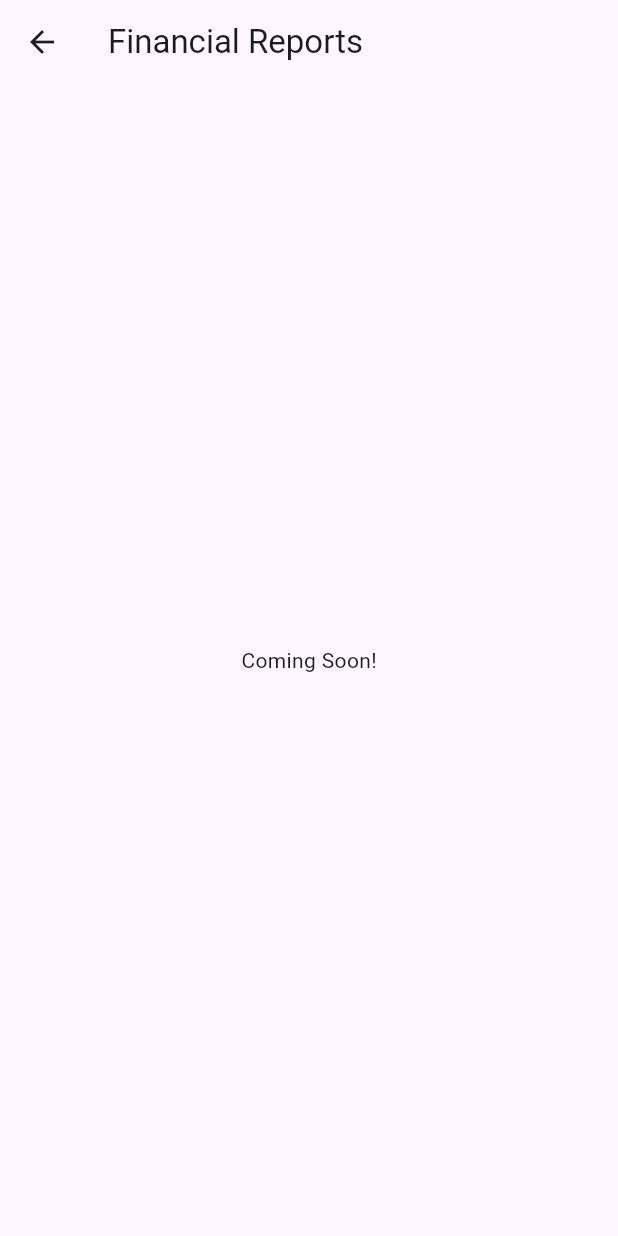
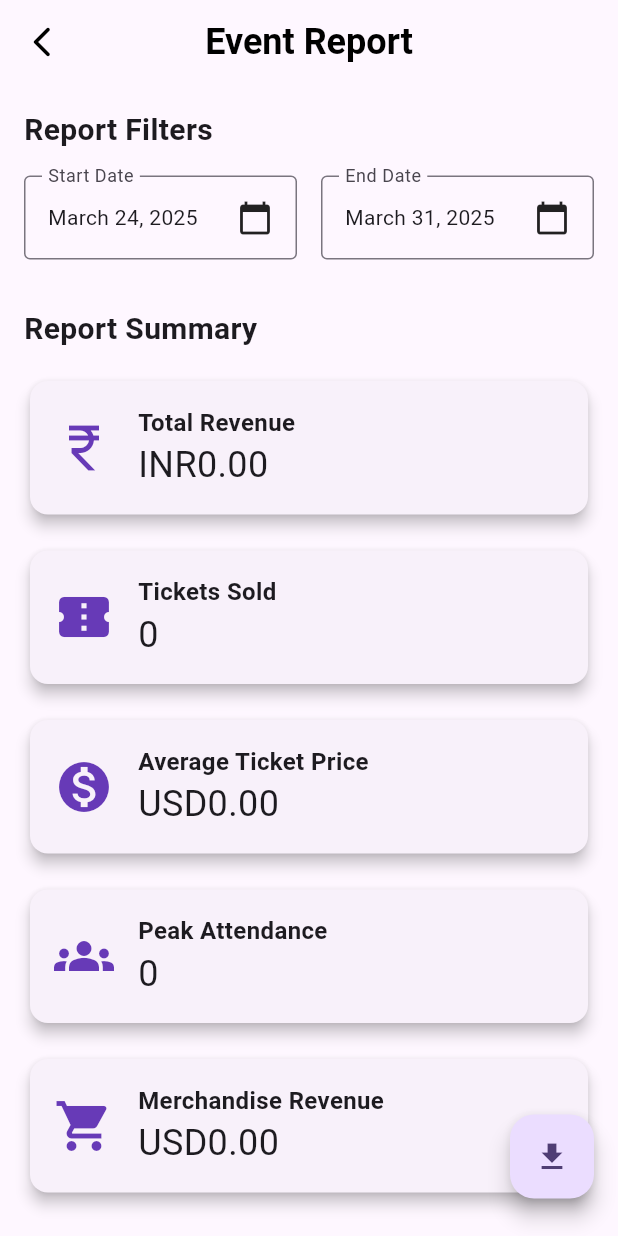
Before and after one commit to ameyjoshi0209/sound_stage, a Flutter app: the OrganizerDashboard screen opened directly, after a tap on "Financial Reports", on a phone screen of 412 x 824 dp. Run offline on Flutter 3.47's test engine with Material 3 defaults, Android fonts, the phone set to English and light mode, and no system bars; our stand-ins replace cloud_firestore, curved_navigation_bar, firebase_auth, firebase_core, image_picker, pretty_qr_code and 2 more; missing offline and left inert: flutter_stripe, mobile_scanner; accounts and stored records are empty; network calls fail.

Commit message:
Added report page general info for organizer

```diff
--- a/lib/admin/admin_dashboard.dart
+++ b/lib/admin/admin_dashboard.dart
@@ -316,7 +316,7 @@ class _AdminDashboardState extends State<AdminDashboard> {
               onPressed: () {
                 Navigator.of(context).pop(); // Close the dialog
               },
-              child: Text("Cancel"),
+              child: Text("Cancel", style: TextStyle(color: Colors.black)),
             ),
             TextButton(
               onPressed: () {
--- a/lib/admin/admin_event_approvals.dart
+++ b/lib/admin/admin_event_approvals.dart
@@ -65,7 +65,7 @@ class _AdminApproveEventsState extends State<AdminApproveEvents> {
     return Scaffold(
       appBar: AppBar(
         title: Text(
-          "My Bookings",
+          "Event Approvals",
           style: TextStyle(
             color: Colors.black,
             fontSize: 24,
--- a/lib/main.dart
+++ b/lib/main.dart
@@ -11,6 +11,7 @@ import 'package:sound_stage/organizer/org_dash.dart';
 import 'package:sound_stage/organizer/org_profile.dart';
 import 'package:sound_stage/organizer/org_signin.dart';
 import 'package:sound_stage/organizer/qr_scanner.dart';
+import 'package:sound_stage/organizer/report.dart';
 import 'package:sound_stage/organizer/ticket_data.dart';
 import 'package:sound_stage/organizer/upload_event.dart';
 import 'package:sound_stage/pages/bottomnav.dart';
@@ -57,7 +58,7 @@ class MyApp extends StatelessWidget {
         // tested with just a hot reload.
         colorScheme: ColorScheme.fromSeed(seedColor: Colors.deepPurple),
       ),
-      home: OrgSignIn(),
+      home: SignIn(),
       routes: {
         '/signup': (context) => const SignUp(),
         '/signin': (context) => const SignIn(),
--- a/lib/organizer/org_dash.dart
+++ b/lib/organizer/org_dash.dart
@@ -3,6 +3,7 @@ import 'package:flutter/material.dart';
 import 'package:flutter/services.dart';
 import 'package:sound_stage/organizer/org_profile.dart';
 import 'package:sound_stage/organizer/qr_scanner.dart';
+import 'package:sound_stage/organizer/report.dart';
 import 'package:sound_stage/organizer/upload_event.dart';
 import 'package:sound_stage/organizer/view_events.dart';
 import 'package:sound_stage/services/auth.dart';
@@ -323,6 +324,8 @@ class _OrganizerDashboardState extends State<OrganizerDashboard> {
                     return ViewEvents(manage: true);
                   case "Scan":
                     return QrScanner();
+                  case "Financial Reports":
+                    return ReportScreen(organizerId: id);
                   default:
                     return Scaffold(
                       appBar: AppBar(title: Text(title)),
--- /dev/null
+++ b/lib/organizer/report.dart
@@ -0,0 +1,320 @@
+import 'package:cloud_firestore/cloud_firestore.dart';
+import 'package:flutter/material.dart';
+import 'package:flutter/services.dart';
+import 'package:intl/intl.dart';
+import 'package:sound_stage/services/shared_pref.dart';
+
+class ReportData {
+  DateTime? _startDate;
+  DateTime? _endDate;
+  double _totalRevenue = 0.0;
+  int _ticketsSold = 0;
+  double _averageTicketPrice = 0.0;
+  int _peakAttendance = 0;
+  double _merchandiseRevenue = 0.0;
+  String? _organizerId;
+
+  ReportData(String? id) {
+    _startDate = DateTime.now().subtract(const Duration(days: 7));
+    _endDate = DateTime.now();
+    _organizerId = id;
+    _calculateReport();
+  }
+
+  DateTime? get startDate => _startDate;
+  DateTime? get endDate => _endDate;
+  double get totalRevenue => _totalRevenue;
+  int get ticketsSold => _ticketsSold;
+  double get averageTicketPrice => _averageTicketPrice;
+  int get peakAttendance => _peakAttendance;
+  double get merchandiseRevenue => _merchandiseRevenue;
+
+  set startDate(DateTime? value) {
+    _startDate = value;
+    _calculateReport();
+  }
+
+  set endDate(DateTime? value) {
+    _endDate = value;
+    _calculateReport();
+  }
+
+  // Simulate report calculation based on selected date range and concert
+  Future<void> _calculateReport() async {
+    final firestore = FirebaseFirestore.instance;
+    final ticketRef =
+        await firestore.collection('Tickets').where('EventDate').get();
+
+    // Reset the values to avoid accumulation of previous data
+    _totalRevenue = 0.0;
+    _ticketsSold = 0;
+    _merchandiseRevenue = 0.0;
+    _peakAttendance = 0;
+
+    if (ticketRef.docs.isNotEmpty) {
+      // Simulate fetching data from Firestore
+      for (var doc in ticketRef.docs) {
+        String eventDateStr = doc['EventDate'];
+        DateTime eventDate = DateFormat("dd-MM-yyyy").parse(eventDateStr);
+
+        if (eventDate.isAfter(_startDate!) && eventDate.isBefore(_endDate!)) {
+          print("Organizer ID,$_organizerId");
+          // Check if the event belongs to the organizer
+          if (doc['OrganizerId'] != _organizerId) {
+            continue; // Skip if the event does not belong to the organizer
+          }
+          // Accumulate revenue and merchandise revenue
+          _totalRevenue += double.tryParse(doc['EventPrice']) ?? 0.0;
+          _merchandiseRevenue += double.tryParse(doc['Total']) ?? 0.0;
+
+          // Increment total tickets sold
+          _ticketsSold += int.tryParse(doc['Number']) ?? 0;
+
+          // Update peak attendance (find the maximum tickets sold for a single event)
+          int eventAttendance = int.tryParse(doc['Number']) ?? 0;
+          _peakAttendance =
+              (_peakAttendance > eventAttendance)
+                  ? _peakAttendance
+                  : eventAttendance;
+        }
+      }
+
+      // Calculate average ticket price
+      _averageTicketPrice =
+          _ticketsSold > 0 ? _totalRevenue / _ticketsSold : 0.0;
+    }
+  }
+}
+
+class ReportScreen extends StatefulWidget {
+  // const ReportScreen({super.key});
+  final String? organizerId;
+  ReportScreen({this.organizerId});
+
+  @override
+  State<ReportScreen> createState() => _ReportScreenState();
+}
+
+class _ReportScreenState extends State<ReportScreen> {
+  late ReportData reportData;
+  String? id;
+
+  @override
+  void initState() {
+    super.initState();
+    reportData = ReportData(widget.organizerId);
+  }
+
+  @override
+  Widget build(BuildContext context) {
+    return Scaffold(
+      appBar: AppBar(
+        title: Text(
+          "Event Report",
+          style: TextStyle(
+            color: Colors.black,
+            fontSize: 24,
+            fontWeight: FontWeight.w700,
+          ),
+        ),
+        leading: IconButton(
+          icon: const Icon(
+            Icons.arrow_back_ios_new_rounded,
+            color: Colors.black,
+          ),
+          onPressed: () {
+            HapticFeedback.mediumImpact();
+            Navigator.pop(context);
+          },
+        ),
+        centerTitle: true,
+        backgroundColor: Colors.transparent,
+      ),
+      body: Stack(
+        children: [
+          SingleChildScrollView(
+            padding: const EdgeInsets.all(16.0),
+            child: Column(
+              crossAxisAlignment: CrossAxisAlignment.start,
+              children: [
+                const Text(
+                  'Report Filters',
+                  style: TextStyle(fontSize: 20, fontWeight: FontWeight.bold),
+                ),
+                const SizedBox(height: 16),
+                Row(
+                  children: [
+                    Expanded(
+                      child: DatePicker(
+                        labelText: 'Start Date',
+                        selectedDate: reportData.startDate,
+                        onDateChanged: (DateTime? date) {
+                          setState(() {
+                            reportData.startDate = date;
+                          });
+                        },
+                      ),
+                    ),
+                    const SizedBox(width: 16),
+                    Expanded(
+                      child: DatePicker(
+                        labelText: 'End Date',
+                        selectedDate: reportData.endDate,
+                        onDateChanged: (DateTime? date) {
+                          setState(() {
+                            reportData.endDate = date;
+                          });
+                        },
+                      ),
+                    ),
+                  ],
+                ),
+                const SizedBox(height: 32),
+                const Text(
+                  'Report Summary',
+                  style: TextStyle(fontSize: 20, fontWeight: FontWeight.bold),
+                ),
+                const SizedBox(height: 16),
+                ReportCard(
+                  title: 'Total Revenue',
+                  value: NumberFormat.currency(
+                    locale: 'en_IN',
+                  ).format(reportData.totalRevenue),
+                  icon: Icons.currency_rupee_sharp,
+                ),
+                const SizedBox(height: 16),
+                ReportCard(
+                  title: 'Tickets Sold',
+                  value: reportData.ticketsSold.toString(),
+                  icon: Icons.confirmation_number,
+                ),
+                const SizedBox(height: 16),
+                ReportCard(
+                  title: 'Average Ticket Price',
+                  value: NumberFormat.currency(
+                    locale: 'en_US',
+                  ).format(reportData.averageTicketPrice),
+                  icon: Icons.monetization_on,
+                ),
+                const SizedBox(height: 16),
+                ReportCard(
+                  title: 'Peak Attendance',
+                  value: reportData.peakAttendance.toString(),
+                  icon: Icons.groups,
+                ),
+                const SizedBox(height: 16),
+                ReportCard(
+                  title: 'Merchandise Revenue',
+                  value: NumberFormat.currency(
+                    locale: 'en_US',
+                  ).format(reportData.merchandiseRevenue),
+                  icon: Icons.shopping_cart,
+                ),
+              ],
+            ),
+          ),
+          Positioned(
+            bottom: 16.0,
+            right: 16.0,
+            child: FloatingActionButton(
+              onPressed: () {
+                HapticFeedback.mediumImpact();
+              },
+              child: const Icon(Icons.download),
+            ),
+          ),
+        ],
+      ),
+    );
+  }
+}
+
+class DatePicker extends StatelessWidget {
+  final String labelText;
+  final DateTime? selectedDate;
+  final ValueChanged<DateTime?> onDateChanged;
+
+  const DatePicker({
+    super.key,
+    required this.labelText,
+    required this.selectedDate,
+    required this.onDateChanged,
+  });
+
+  @override
+  Widget build(BuildContext context) {
+    return InkWell(
+      onTap: () async {
+        DateTime? pickedDate = await showDatePicker(
+          context: context,
+          initialDate: selectedDate ?? DateTime.now(),
+          firstDate: DateTime(2000),
+          lastDate: DateTime(2050),
+        );
+
+        if (pickedDate != null && pickedDate != selectedDate) {
+          onDateChanged(pickedDate);
+        }
+      },
+      child: InputDecorator(
+        decoration: InputDecoration(
+          labelText: labelText,
+          border: const OutlineInputBorder(),
+        ),
+        child: Row(
+          mainAxisAlignment: MainAxisAlignment.spaceBetween,
+          children: [
+            Text(
+              selectedDate != null
+                  ? DateFormat('MMMM d, y').format(selectedDate!)
+                  : 'Select Date',
+            ),
+            const Icon(Icons.calendar_today),
+          ],
+        ),
+      ),
+    );
+  }
+}
+
+class ReportCard extends StatelessWidget {
+  final String title;
+  final String value;
+  final IconData icon;
+
+  const ReportCard({
+    super.key,
+    required this.title,
+    required this.value,
+    required this.icon,
+  });
+
+  @override
+  Widget build(BuildContext context) {
+    return Card(
+      elevation: 4,
+      child: Padding(
+        padding: const EdgeInsets.all(16.0),
+        child: Row(
+          children: [
+            Icon(icon, size: 40, color: Colors.deepPurple),
+            const SizedBox(width: 16),
+            Column(
+              crossAxisAlignment: CrossAxisAlignment.start,
+              children: [
+                Text(
+                  title,
+                  style: const TextStyle(
+                    fontSize: 16,
+                    fontWeight: FontWeight.bold,
+                  ),
+                ),
+                Text(value, style: const TextStyle(fontSize: 24)),
+              ],
+            ),
+          ],
+        ),
+      ),
+    );
+  }
+}
```
Also changed, not shown: lib/admin/admin_signin.dart (+31 -7 lines), lib/organizer/org_profile.dart (+14 -5 lines), lib/organizer/org_signin.dart (+32 -4 lines), lib/pages/user_profile.dart (+13 -2 lines).
